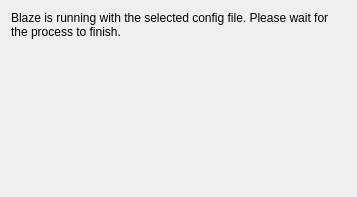
First picture: the form in src/gui/progress_box.ui, repository Trailblaze-Software/Blaze, before the edit.
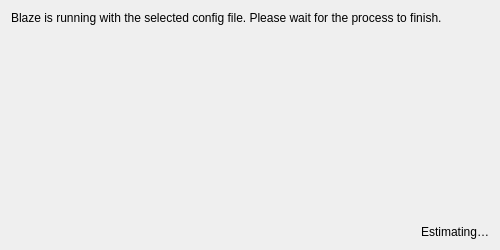
Second picture: the form after the edit.

Commit message: Add progress tracking to las reading

```diff
--- a/src/gui/progress_box.ui
+++ b/src/gui/progress_box.ui
@@ -6,14 +6,14 @@
    <rect>
     <x>0</x>
     <y>0</y>
-    <width>357</width>
-    <height>197</height>
+    <width>500</width>
+    <height>250</height>
    </rect>
   </property>
   <property name="minimumSize">
    <size>
-    <width>357</width>
-    <height>179</height>
+    <width>500</width>
+    <height>140</height>
    </size>
   </property>
   <property name="windowTitle">
@@ -31,27 +31,35 @@
     </widget>
    </item>
    <item>
-    <widget class="QScrollArea" name="scrollArea">
-     <property name="frameShape">
-      <enum>QFrame::Shape::NoFrame</enum>
-     </property>
-     <property name="frameShadow">
-      <enum>QFrame::Shadow::Plain</enum>
-     </property>
-     <property name="widgetResizable">
-      <bool>true</bool>
-     </property>
-     <widget class="QWidget" name="scrollAreaWidgetContents_2">
-      <property name="geometry">
-       <rect>
-        <x>0</x>
-        <y>0</y>
-        <width>339</width>
-        <height>141</height>
-       </rect>
+    <widget class="QWidget" name="barsContainer">
+     <layout class="QVBoxLayout" name="verticalLayout_3">
+      <property name="sizeConstraint">
+       <enum>QLayout::SizeConstraint::SetDefaultConstraint</enum>
       </property>
-      <layout class="QVBoxLayout" name="verticalLayout_3"/>
-     </widget>
+     </layout>
+    </widget>
+   </item>
+   <item>
+    <spacer name="verticalSpacer">
+     <property name="orientation">
+      <enum>Qt::Orientation::Vertical</enum>
+     </property>
+     <property name="sizeHint" stdset="0">
+      <size>
+       <width>20</width>
+       <height>0</height>
+      </size>
+     </property>
+    </spacer>
+   </item>
+   <item>
+    <widget class="QLabel" name="etaLabel">
+     <property name="text">
+      <string>Estimating…</string>
+     </property>
+     <property name="alignment">
+      <set>Qt::AlignRight|Qt::AlignVCenter</set>
+     </property>
     </widget>
    </item>
   </layout>
```
The commit also changes 8 other files.
